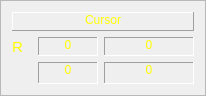
The window that RadarCoastal/framecursor.ui (MiftahSalam/RadarCoastal) describes before a commit, drawn with Qt 5.
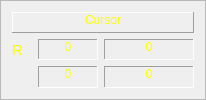
The same window after the commit.

The edit to the form file:
```diff
--- a/RadarCoastal/framecursor.ui
+++ b/RadarCoastal/framecursor.ui
@@ -7,7 +7,7 @@
     <x>0</x>
     <y>0</y>
     <width>204</width>
-    <height>96</height>
+    <height>100</height>
    </rect>
   </property>
   <property name="windowTitle">
@@ -79,7 +79,6 @@
        <property name="font">
         <font>
          <pointsize>11</pointsize>
-         <weight>50</weight>
          <bold>false</bold>
         </font>
        </property>
@@ -222,7 +221,6 @@
        <property name="font">
         <font>
          <pointsize>14</pointsize>
-         <weight>50</weight>
          <bold>false</bold>
         </font>
        </property>
```
